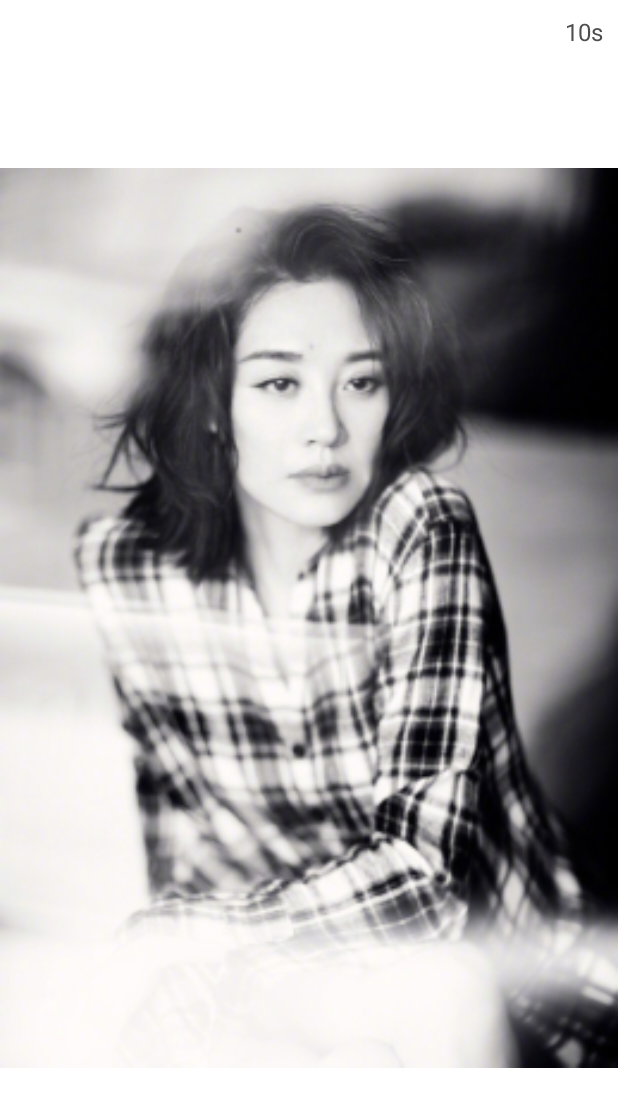
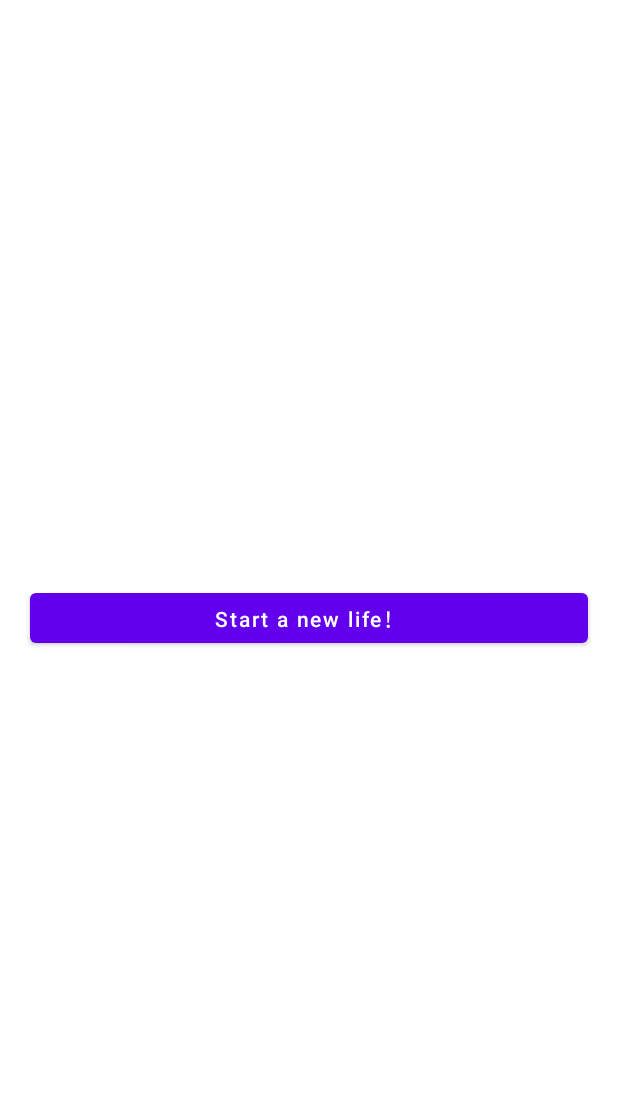
Before and after one commit to AKJoson/openCVProject, an Android app: the screen it shows after launch (MainActivity), on a phone screen of 412 x 824 dp. Shown: the top 1107 px of the screen. Run offline under Robolectric (Android 15) with nearby library versions, the phone set to English and light mode, and no system bars; our stand-ins replace data binding.

Commit message:
“nav action

```diff
--- /dev/null
+++ b/app/src/main/java/com/cherry/testopencv/ui/FragmentCamera.kt
@@ -0,0 +1,15 @@
+package com.cherry.testopencv.ui
+
+import android.os.Bundle
+import android.view.LayoutInflater
+import android.view.View
+import android.view.ViewGroup
+import androidx.fragment.app.Fragment
+
+class FragmentCamera :Fragment(){
+
+    override fun onCreateView(inflater: LayoutInflater, container: ViewGroup?, savedInstanceState: Bundle?): View? {
+        return super.onCreateView(inflater, container, savedInstanceState)
+    }
+
+}
--- /dev/null
+++ b/app/src/main/java/com/cherry/testopencv/ui/FragmentMain.kt
@@ -0,0 +1,23 @@
+package com.cherry.testopencv.ui
+
+import android.os.Bundle
+import android.view.LayoutInflater
+import android.view.View
+import android.view.ViewGroup
+import androidx.databinding.DataBindingUtil
+import androidx.fragment.app.Fragment
+import androidx.lifecycle.ViewModelProvider
+import com.cherry.testopencv.R
+import com.cherry.testopencv.databinding.FragmentMainBinding
+import com.cherry.testopencv.viewmodel.MainViewModel
+
+class FragmentMain : Fragment() {
+
+    override fun onCreateView(inflater: LayoutInflater, container: ViewGroup?,
+                              savedInstanceState: Bundle?): View? {
+        val mainViewMdoel = ViewModelProvider(this, MainViewModel.Factory()).get(MainViewModel::class.java)
+        val binding = DataBindingUtil.inflate<FragmentMainBinding>(inflater, R.layout.fragment_main, container, false)
+        binding.viewModel = mainViewMdoel
+        return binding.root
+    }
+}
--- a/app/src/main/java/com/cherry/testopencv/ui/FragmentSplash.kt
+++ b/app/src/main/java/com/cherry/testopencv/ui/FragmentSplash.kt
@@ -1,7 +1,5 @@
 package com.cherry.testopencv.ui
 
-import android.content.Context
-import android.net.Uri
 import android.os.Bundle
 import android.os.Handler
 import android.view.LayoutInflater
@@ -9,37 +7,16 @@ import android.view.View
 import android.view.ViewGroup
 import androidx.databinding.DataBindingUtil
 import androidx.fragment.app.Fragment
+import androidx.lifecycle.LifecycleOwner
+import androidx.lifecycle.LiveData
+import androidx.lifecycle.Observer
 import androidx.lifecycle.ViewModelProvider
+import androidx.navigation.findNavController
 import com.cherry.testopencv.R
 import com.cherry.testopencv.databinding.FragmentSplashBinding
 import com.cherry.testopencv.viewmodel.SplashViewModel
 
-// TODO: Rename parameter arguments, choose names that match
-// the fragment initialization parameters, e.g. ARG_ITEM_NUMBER
-private const val ARG_PARAM1 = "param1"
-private const val ARG_PARAM2 = "param2"
-
-/**
- * A simple [Fragment] subclass.
- * Activities that contain this fragment must implement the
- * [FragmentSplash.OnFragmentInteractionListener] interface
- * to handle interaction events.
- * Use the [FragmentSplash.newInstance] factory method to
- * create an instance of this fragment.
- */
 class FragmentSplash : Fragment() {
-    // TODO: Rename and change types of parameters
-    private var param1: String? = null
-    private var param2: String? = null
-    private var listener: OnFragmentInteractionListener? = null
-
-    override fun onCreate(savedInstanceState: Bundle?) {
-        super.onCreate(savedInstanceState)
-        arguments?.let {
-            param1 = it.getString(ARG_PARAM1)
-            param2 = it.getString(ARG_PARAM2)
-        }
-    }
 
     override fun onCreateView(inflater: LayoutInflater, container: ViewGroup?,
                               savedInstanceState: Bundle?): View? {
@@ -47,68 +24,20 @@ class FragmentSplash : Fragment() {
         val binding = DataBindingUtil.inflate<FragmentSplashBinding>(inflater, R.layout.fragment_splash, container, false)
         val viewModel = ViewModelProvider(this, SplashViewModel.SplashFractory()).get(SplashViewModel::class.java)
         binding.viewModel = viewModel
-
-
-
         Handler().postDelayed({
             viewModel.startTimeDown()
-        }, 2000)
-
+        }, 1000)
+        subscrible(binding)
         return binding.root
     }
 
-    // TODO: Rename method, update argument and hook method into UI event
-    fun onButtonPressed(uri: Uri) {
-        listener?.onFragmentInteraction(uri)
+    private fun subscrible(binding: FragmentSplashBinding) {
+        val nameObserver = Observer<Int> { newName ->
+            // Update the UI, in this case, a TextView.
+            if (newName == 1)
+                binding.root.findNavController().navigate(R.id.action_in_main_fragment)
+        }
+        binding.viewModel?.startValue?.observe(viewLifecycleOwner, nameObserver)
     }
 
-    override fun onAttach(context: Context) {
-        super.onAttach(context)
-        if (context is OnFragmentInteractionListener) {
-            listener = context
-        } else {
-            throw RuntimeException(context.toString() + " must implement OnFragmentInteractionListener")
-        }
-    }
-
-    override fun onDetach() {
-        super.onDetach()
-        listener = null
-    }
-
-    /**
-     * This interface must be implemented by activities that contain this
-     * fragment to allow an interaction in this fragment to be communicated
-     * to the activity and potentially other fragments contained in that
-     * activity.
-     *
-     *
-     * See the Android Training lesson [Communicating with Other Fragments]
-     * (http://developer.android.com/training/basics/fragments/communicating.html)
-     * for more information.
-     */
-    interface OnFragmentInteractionListener {
-        // TODO: Update argument type and name
-        fun onFragmentInteraction(uri: Uri)
-    }
-
-    companion object {
-        /**
-         * Use this factory method to create a new instance of
-         * this fragment using the provided parameters.
-         *
-         * @param param1 Parameter 1.
-         * @param param2 Parameter 2.
-         * @return A new instance of fragment FragmentSplash.
-         */
-        // TODO: Rename and change types and number of parameters
-        @JvmStatic
-        fun newInstance(param1: String, param2: String) =
-                FragmentSplash().apply {
-                    arguments = Bundle().apply {
-                        putString(ARG_PARAM1, param1)
-                        putString(ARG_PARAM2, param2)
-                    }
-                }
-    }
 }
--- a/app/src/main/java/com/cherry/testopencv/ui/MainActivity.kt
+++ b/app/src/main/java/com/cherry/testopencv/ui/MainActivity.kt
@@ -1,18 +1,11 @@
 package com.cherry.testopencv.ui
 
-import android.net.Uri
 import android.os.Bundle
-import android.util.Log
 import android.view.View
 import androidx.appcompat.app.AppCompatActivity
 import com.cherry.testopencv.R
 
-
-open class MainActivity : AppCompatActivity() , FragmentSplash.OnFragmentInteractionListener{
-
-    override fun onFragmentInteraction(uri: Uri) {
-        Log.e("TAG","onFragmentInteraction")
-    }
+open class MainActivity : AppCompatActivity() {
 
     override fun onCreate(savedInstanceState: Bundle?) {
         super.onCreate(savedInstanceState)
--- a/app/src/main/java/com/cherry/testopencv/viewmodel/SplashViewModel.kt
+++ b/app/src/main/java/com/cherry/testopencv/viewmodel/SplashViewModel.kt
@@ -1,22 +1,41 @@
 package com.cherry.testopencv.viewmodel
 
 
+import android.animation.ValueAnimator
+import android.view.animation.LinearInterpolator
+import androidx.core.animation.addListener
 import androidx.databinding.ObservableField
+import androidx.lifecycle.MutableLiveData
 import androidx.lifecycle.ViewModel
 import androidx.lifecycle.ViewModelProvider
-import com.cherry.testopencv.bean.UserInfo
 
-class SplashViewModel : ViewModel() {
+open class SplashViewModel : ViewModel() {
 
+    val startValue: MutableLiveData<Int> by lazy {
+        MutableLiveData<Int>()
+    }
 
     val timeValue = ObservableField<String>()
 
-    fun checkUsers(userbean: UserInfo): Boolean {
-        return !userbean.token.isNullOrEmpty()
-    }
-
-    fun startTimeDown(){
-        timeValue.set("${10}s")
+    fun startTimeDown() {
+        ValueAnimator().apply {
+            //            addUpdateListener(object : ValueAnimator.AnimatorUpdateListener {
+//                override fun onAnimationUpdate(animation: ValueAnimator?) {
+//                    timeValue.set("${animation?.animatedValue as Int} S")
+//                }
+//            })
+            addUpdateListener { animation ->
+                timeValue.set("${animation?.animatedValue as Int} S")
+            }
+            addListener(onEnd = {
+                startValue.value = 1
+                timeValue.set("over")
+            })
+            interpolator = LinearInterpolator()
+            setIntValues(5, 1)
+            duration = 5 * 1000
+            start()
+        }
     }
 
     class SplashFractory : ViewModelProvider.Factory {
--- /dev/null
+++ b/app/src/main/res/layout/fragment_main.xml
@@ -0,0 +1,28 @@
+<?xml version="1.0" encoding="utf-8"?>
+<layout xmlns:app="http://schemas.android.com/apk/res-auto">
+    <data>
+        <variable
+            name="viewModel"
+            type="com.cherry.testopencv.viewmodel.MainViewModel" />
+    </data>
+<androidx.constraintlayout.widget.ConstraintLayout
+    xmlns:android="http://schemas.android.com/apk/res/android"
+    xmlns:tools="http://schemas.android.com/tools"
+    android:layout_width="match_parent"
+    android:layout_height="match_parent"
+    tools:context=".ui.FragmentMain">
+
+    <com.google.android.material.button.MaterialButton
+        android:textAllCaps="false"
+        android:layout_margin="20dp"
+        android:text="Start a new life！"
+        app:layout_constraintStart_toStartOf="parent"
+        app:layout_constraintTop_toTopOf="parent"
+        app:layout_constraintBottom_toBottomOf="parent"
+        app:layout_constraintEnd_toEndOf="parent"
+        android:layout_width="match_parent"
+        android:layout_height="45dp"/>
+
+</androidx.constraintlayout.widget.ConstraintLayout>
+
+</layout>
--- a/app/src/main/res/navigation/nav_graph.xml
+++ b/app/src/main/res/navigation/nav_graph.xml
@@ -5,9 +5,27 @@
     android:id="@+id/nav_graph"
     app:startDestination="@id/splashFragment">
 
-    <fragment android:id="@+id/splashFragment"
+    <fragment
+        android:id="@+id/splashFragment"
         android:name="com.cherry.testopencv.ui.FragmentSplash"
         android:label="fragment_splash"
-        tools:layout = "@layout/fragment_splash"/>
+        tools:layout="@layout/fragment_splash">
+        <action
+            android:id="@+id/action_in_main_fragment"
+            app:destination="@id/fragment_main" />
+    </fragment>
+
+    <fragment
+        android:id="@+id/fragment_main"
+        android:name="com.cherry.testopencv.ui.FragmentMain">
+        <action
+            android:id="@+id/action_in_fragment_camera"
+            app:destination="@id/action_in_fragment_camera" />
+    </fragment>
+
+    <fragment
+        android:id="@+id/fragment_camera"
+        android:name="com.cherry.testopencv.ui.FragmentCamera" />
+
 
 </navigation>
```
